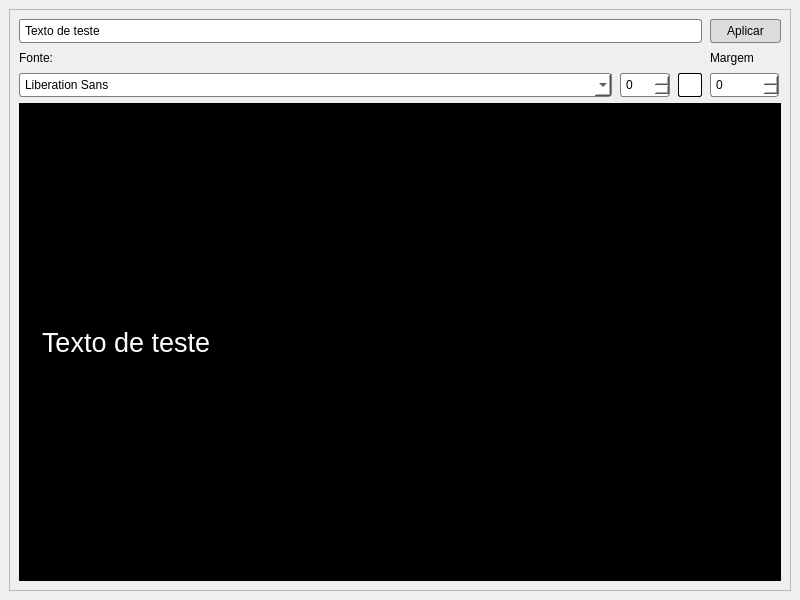
Before: the Qt Designer form src/ui/settings/window.ui in luanws/bible-projector, drawn with Qt 5.
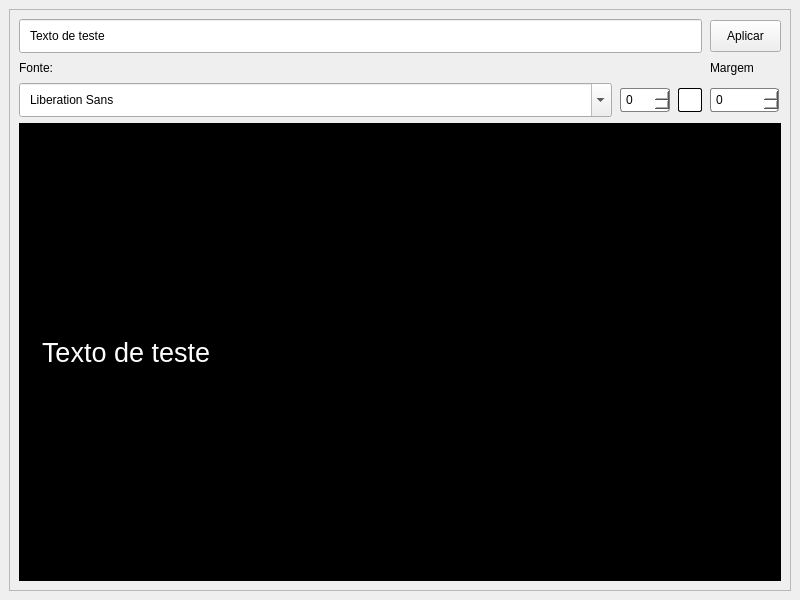
After: the same form once the commit is applied.

Commit message: feat(ui/settings): styles

What changed in the file:
```diff
--- a/src/ui/settings/window.ui
+++ b/src/ui/settings/window.ui
@@ -25,9 +25,6 @@
    <layout class="QVBoxLayout" name="verticalLayout">
     <item>
      <widget class="QScrollArea" name="scrollArea">
-      <property name="styleSheet">
-       <string notr="true"/>
-      </property>
       <property name="widgetResizable">
        <bool>true</bool>
       </property>
@@ -109,40 +106,7 @@
                </sizepolicy>
               </property>
               <property name="styleSheet">
-               <string notr="true">* {
-	border-style: solid;
-	border-color: gray;
-	border-width: 1px;
-	border-radius: 3px;
-	padding: 3px;
-	background-color: white;
-	color: black;
-}</string>
-              </property>
-             </widget>
-            </item>
-            <item row="1" column="0" colspan="3">
-             <widget class="QLineEdit" name="preview_text_line_edit">
-              <property name="sizePolicy">
-               <sizepolicy hsizetype="Expanding" vsizetype="Fixed">
-                <horstretch>0</horstretch>
-                <verstretch>0</verstretch>
-               </sizepolicy>
-              </property>
-              <property name="styleSheet">
-               <string notr="true">border-style: solid;
-border-color: gray;
-border-width: 1px;
-border-radius: 3px;
-padding: 3px;
-background-color: white;
-color: black;</string>
-              </property>
-              <property name="text">
-               <string>Texto de teste</string>
-              </property>
-              <property name="placeholderText">
-               <string/>
+               <string notr="true">padding: 8px;</string>
               </property>
              </widget>
             </item>
@@ -164,20 +128,7 @@
                <cursorShape>PointingHandCursor</cursorShape>
               </property>
               <property name="styleSheet">
-               <string notr="true">* {
-	border-style: solid;
-	border-color: gray;
-	border-width: 1px;
-	border-radius: 3px;
-	padding: 4px;
-	background-color: rgb(220, 220, 220);
-	color: black;
-}
-
-*:hover {
-	background-color: gray;
-	color: white;
-}</string>
+               <string notr="true">padding: 8px;</string>
               </property>
               <property name="text">
                <string>Aplicar</string>
@@ -214,6 +165,25 @@
               </property>
              </widget>
             </item>
+            <item row="1" column="0" colspan="3">
+             <widget class="QLineEdit" name="preview_text_line_edit">
+              <property name="sizePolicy">
+               <sizepolicy hsizetype="Expanding" vsizetype="Fixed">
+                <horstretch>0</horstretch>
+                <verstretch>0</verstretch>
+               </sizepolicy>
+              </property>
+              <property name="styleSheet">
+               <string notr="true">padding: 8px;</string>
+              </property>
+              <property name="text">
+               <string>Texto de teste</string>
+              </property>
+              <property name="placeholderText">
+               <string/>
+              </property>
+             </widget>
+            </item>
             <item row="2" column="0" colspan="3">
              <widget class="QLabel" name="label">
               <property name="sizePolicy">
```
The commit also changes 1 other file.
